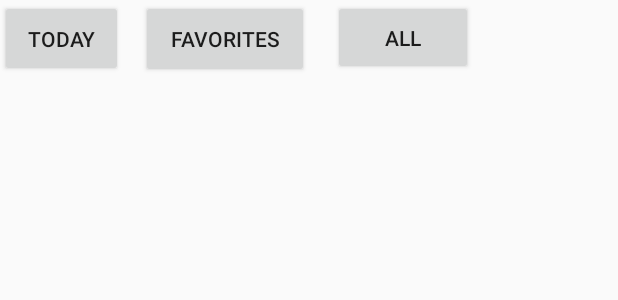
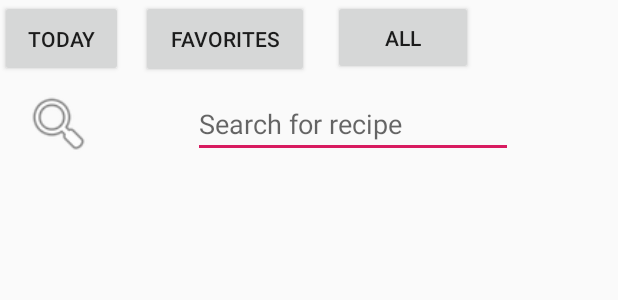
Before and after one commit to Grp-B1-Nepal/Nepal_app, an Android app: the layout activity_main.xml on its own in the app's theme, with its tools: preview values and no code run, on a phone screen of 412 x 824 dp. Shown: the top 300 px of the screen. Run offline under Robolectric (Android 15) with nearby library versions, the phone set to English and light mode, and no system bars.

Commit message:
layout complete. Only missing functionality and favorite icon in recycleview

```diff
--- a/Nepal_app/app/src/main/java/com/example/nepal_app/MainActivity.java
+++ b/Nepal_app/app/src/main/java/com/example/nepal_app/MainActivity.java
@@ -19,7 +19,8 @@ import java.util.ArrayList;
 public class MainActivity extends AppCompatActivity {
 
     //TODO remove search bar from recipemain and into activity_main
-    //TODO evt lav det hele om til cardview
+    //TODO searchbar functionality
+    //TODO Top buttons (All, favorite, Today) functionality
 
     private RecyclerView recyclerView;
     private RecyclerView.LayoutManager layoutManager;
@@ -34,10 +35,12 @@ public class MainActivity extends AppCompatActivity {
         imageViews.add(R.drawable.dal);
         imageViews.add(R.drawable.cake);
         imageViews.add(R.drawable.banana);
+        imageViews.add(R.drawable.mos);
 
         recipeNames.add("Dal");
         recipeNames.add("Cake");
         recipeNames.add("Banana");
+        recipeNames.add("Mash");
     }
 
     @Override
--- a/Nepal_app/app/src/main/res/layout/activity_main.xml
+++ b/Nepal_app/app/src/main/res/layout/activity_main.xml
@@ -5,6 +5,34 @@
     android:layout_width="fill_parent"
     android:layout_height="fill_parent"
     tools:context=".MainActivity">
+
+    <EditText
+        android:id="@+id/search_text2"
+        android:layout_width="wrap_content"
+        android:layout_height="wrap_content"
+        android:layout_marginTop="8dp"
+        android:layout_marginEnd="4dp"
+        android:ems="10"
+        android:hint="@string/search_for_recipe"
+        android:importantForAutofill="no"
+        android:inputType="textPersonName"
+        app:layout_constraintEnd_toEndOf="parent"
+        app:layout_constraintStart_toEndOf="@+id/searching_glass2"
+        app:layout_constraintTop_toBottomOf="@+id/recipe_choose_favorites" />
+
+    <ImageView
+        android:id="@+id/searching_glass2"
+        android:layout_width="46dp"
+        android:layout_height="46dp"
+        android:layout_marginStart="16dp"
+        android:layout_marginTop="8dp"
+        android:layout_marginEnd="1dp"
+        android:contentDescription="@string/todo"
+        android:src="@android:drawable/ic_menu_search"
+        app:layout_constraintEnd_toStartOf="@+id/search_text"
+        app:layout_constraintHorizontal_bias="1.0"
+        app:layout_constraintStart_toStartOf="parent"
+        app:layout_constraintTop_toBottomOf="@+id/recipe_choose_today" />
 
     <Button
         android:id="@+id/recipe_choose_all"
@@ -38,7 +66,9 @@
         android:layout_width="0dp"
         android:layout_height="wrap_content"
         app:layout_constraintEnd_toEndOf="parent"
+        app:layout_constraintHorizontal_bias="0.0"
         app:layout_constraintStart_toStartOf="parent"
-        app:layout_constraintTop_toBottomOf="@+id/recipe_choose_favorites" />
+        app:layout_constraintTop_toBottomOf="@+id/search_text2"
+        android:layout_below="@id/search_text2"/>
 
 </androidx.constraintlayout.widget.ConstraintLayout>
```
Also changed, not shown: Nepal_app/app/src/main/res/drawable/gg.png (deleted), Nepal_app/app/src/main/res/drawable/mos.jpg (renamed from Nepal_app/app/src/main/res/drawable/dahl.jpg).
